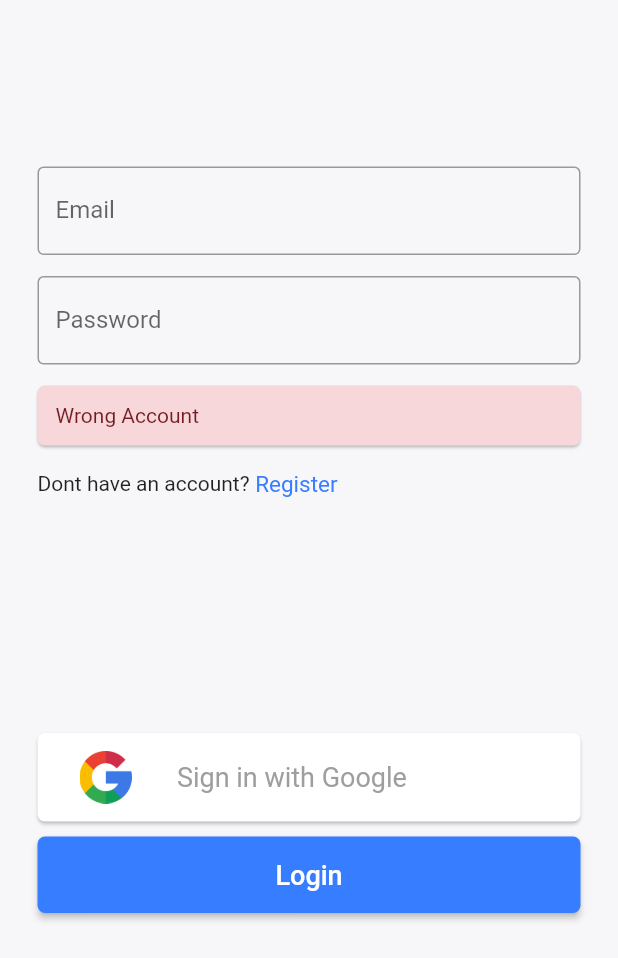
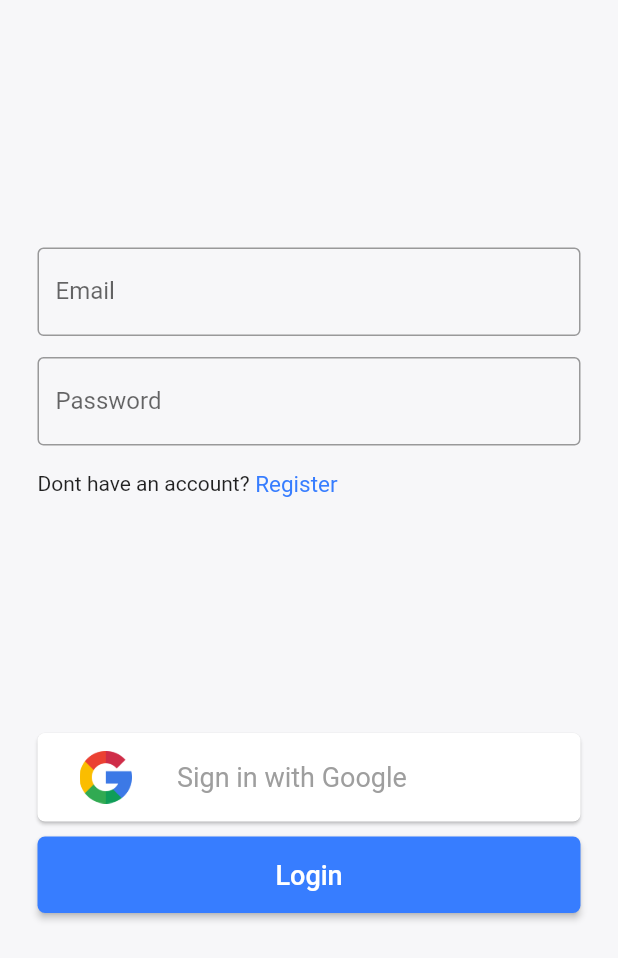
Before and after one commit to kumaskano1-edu/EmotiMessenger, a Flutter app: the screen it shows after launch, on a phone screen of 412 x 824 dp, the part 278-1236 px from its top. Run offline on Flutter 3.47's test engine with Material 2 defaults, Android fonts, the phone set to English and light mode, and no system bars; our stand-ins replace ant_icons, firebase_auth, firebase_core, google_sign_in; accounts and stored records are empty.

Commit message:
msg renders when there is an error

```diff
--- a/lib/screens/auth/LoginScreen.dart
+++ b/lib/screens/auth/LoginScreen.dart
@@ -26,6 +26,11 @@ Widget ImageLogo(logo) => Container(
     child: Image(height: 70, image: AssetImage("assets/images/LogoMain.png")));
 
 class LoginScreen extends StatefulWidget {
+  String msg = "";
+
+  LoginScreen() {
+    this.msg = "";
+  }
   @override
   _LoginScreenState createState() => _LoginScreenState();
 }
@@ -33,8 +38,9 @@ class LoginScreen extends StatefulWidget {
 class _LoginScreenState extends State<LoginScreen> {
   final EmailController = TextEditingController();
   final PasswordController = TextEditingController();
+  final _formKey = GlobalKey<FormState>();
 
-  final _formKey = GlobalKey<FormState>();
+
 
   @override
   void dispose() {
@@ -107,7 +113,7 @@ class _LoginScreenState extends State<LoginScreen> {
                                   ),
                                 ),
                               ),
-                              Padding(
+                              if(!widget.msg.isEmpty) Padding(
                                 padding: EdgeInsets.symmetric(vertical: 7),
                                 child: Callout(message: "Wrong Account", mainColor: LightPink, textColor: DarkRed,)
                               )
```
